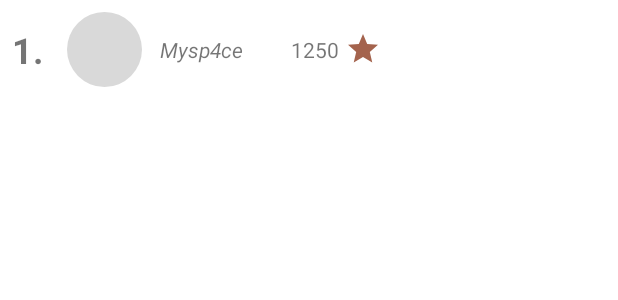
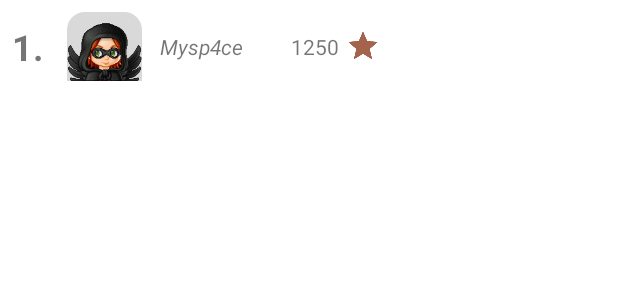
Before and after one commit to CampusCoders/VentMind, an Android app: the layout user_row.xml on its own in the app's theme, with its tools: preview values and no code run, on a phone screen of 412 x 824 dp. Shown: the top 300 px of the screen. Run offline under Robolectric (Android 15) with nearby library versions, the phone set to English and light mode, and no system bars.

Commit message:
modified avatar - award logic

```diff
--- a/app/build.gradle
+++ b/app/build.gradle
@@ -63,6 +63,9 @@ dependencies {
     kapt("com.google.dagger:hilt-android-compiler:2.44")
     kapt "androidx.hilt:hilt-compiler:1.0.0"
 
+    // circular ImageView
+    implementation 'de.hdodenhof:circleimageview:3.1.0'
+
     implementation 'androidx.core:core-ktx:1.7.0'
     implementation 'androidx.appcompat:appcompat:1.6.1'
     implementation 'com.google.android.material:material:1.8.0'
--- a/app/src/main/java/com/campuscoders/ventmind/view/CommentsFragment.kt
+++ b/app/src/main/java/com/campuscoders/ventmind/view/CommentsFragment.kt
@@ -128,6 +128,9 @@ class CommentsFragment: Fragment() {
                 }
             }
         }
+        viewModel.award.observe(viewLifecycleOwner) {
+
+        }
     }
 
     private fun validation(): Boolean {
--- a/app/src/main/res/drawable/custom_avatar_xl.xml
+++ b/app/src/main/res/drawable/custom_avatar_xl.xml
@@ -1,4 +1,7 @@
 <?xml version="1.0" encoding="utf-8"?>
-<shape xmlns:android="http://schemas.android.com/apk/res/android" android:shape="oval">
+<shape
+    xmlns:android="http://schemas.android.com/apk/res/android"
+    android:shape="rectangle">
     <solid android:color="@color/text_color"></solid>
+    <corners android:topLeftRadius="12dp" android:topRightRadius="12dp"></corners>
 </shape>
--- a/app/src/main/res/layout/user_row.xml
+++ b/app/src/main/res/layout/user_row.xml
@@ -21,9 +21,10 @@
     <ImageView
         android:id="@+id/imageViewUserListAvatar"
         android:layout_width="50dp"
-        android:layout_height="50dp"
+        android:layout_height="46dp"
         android:layout_marginRight="12dp"
-        android:scaleType="centerCrop"
+        android:scaleType="fitEnd"
+        android:src="@drawable/avatar1"
         android:background="@drawable/custom_avatar_xl"></ImageView>
 
     <TextView
```
Also changed, not shown: app/src/main/java/com/campuscoders/ventmind/adapter/CommentsAdapter.kt (+6 -10 lines), app/src/main/res/drawable/avatar1.png (added).
